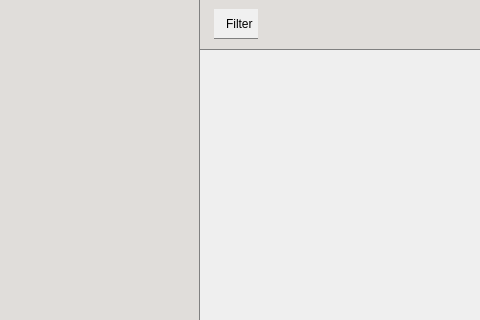
Before: the Qt Designer form app/mainwindow.ui in baptistegasser/Bibliotheque_Photo, drawn with Qt 5; both pictures show x 0 to 480 and y 0 to 320 of the 795 by 628 pixel window.
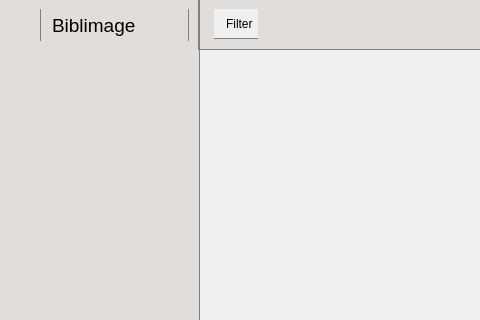
After: the same form once the commit is applied. Icons and pictures are not drawn. Custom widgets are drawn as their Qt base class.

Patch:
```diff
--- a/app/mainwindow.ui
+++ b/app/mainwindow.ui
@@ -74,6 +74,9 @@
            <property name="leftMargin">
             <number>0</number>
            </property>
+           <property name="topMargin">
+            <number>0</number>
+           </property>
            <property name="rightMargin">
             <number>0</number>
            </property>
@@ -81,30 +84,73 @@
             <number>0</number>
            </property>
            <item>
-            <widget class="QPushButton" name="btn_quit">
-             <property name="enabled">
-              <bool>true</bool>
+            <widget class="QFrame" name="frame">
+             <property name="maximumSize">
+              <size>
+               <width>16777215</width>
+               <height>50</height>
+              </size>
              </property>
-             <property name="sizePolicy">
-              <sizepolicy hsizetype="Fixed" vsizetype="Fixed">
-               <horstretch>0</horstretch>
-               <verstretch>0</verstretch>
-              </sizepolicy>
+             <property name="frameShape">
+              <enum>QFrame::NoFrame</enum>
              </property>
-             <property name="mouseTracking">
-              <bool>false</bool>
+             <property name="frameShadow">
+              <enum>QFrame::Plain</enum>
              </property>
-             <property name="styleSheet">
-              <string notr="true">border: none;
-</string>
-             </property>
-             <property name="text">
-              <string/>
-             </property>
-             <property name="icon">
-              <iconset resource="resources.qrc">
-               <normaloff>:/image/resources/close.png</normaloff>:/image/resources/close.png</iconset>
-             </property>
+             <layout class="QHBoxLayout" name="horizontalLayout_3">
+              <item>
+               <widget class="QFrame" name="frame_2">
+                <property name="sizePolicy">
+                 <sizepolicy hsizetype="Fixed" vsizetype="Fixed">
+                  <horstretch>0</horstretch>
+                  <verstretch>0</verstretch>
+                 </sizepolicy>
+                </property>
+                <property name="minimumSize">
+                 <size>
+                  <width>32</width>
+                  <height>32</height>
+                 </size>
+                </property>
+                <property name="styleSheet">
+                 <string notr="true">border-image: url(:/icon/logo);</string>
+                </property>
+                <property name="frameShadow">
+                 <enum>QFrame::Raised</enum>
+                </property>
+               </widget>
+              </item>
+              <item>
+               <widget class="QLabel" name="label">
+                <property name="sizePolicy">
+                 <sizepolicy hsizetype="Preferred" vsizetype="Preferred">
+                  <horstretch>0</horstretch>
+                  <verstretch>0</verstretch>
+                 </sizepolicy>
+                </property>
+                <property name="font">
+                 <font>
+                  <pointsize>14</pointsize>
+                 </font>
+                </property>
+                <property name="frameShape">
+                 <enum>QFrame::NoFrame</enum>
+                </property>
+                <property name="frameShadow">
+                 <enum>QFrame::Plain</enum>
+                </property>
+                <property name="lineWidth">
+                 <number>1</number>
+                </property>
+                <property name="text">
+                 <string>Biblimage</string>
+                </property>
+                <property name="indent">
+                 <number>-1</number>
+                </property>
+               </widget>
+              </item>
+             </layout>
             </widget>
            </item>
            <item>
```
Left out of the diff: 19 changed lines with no effect on the pictures.
